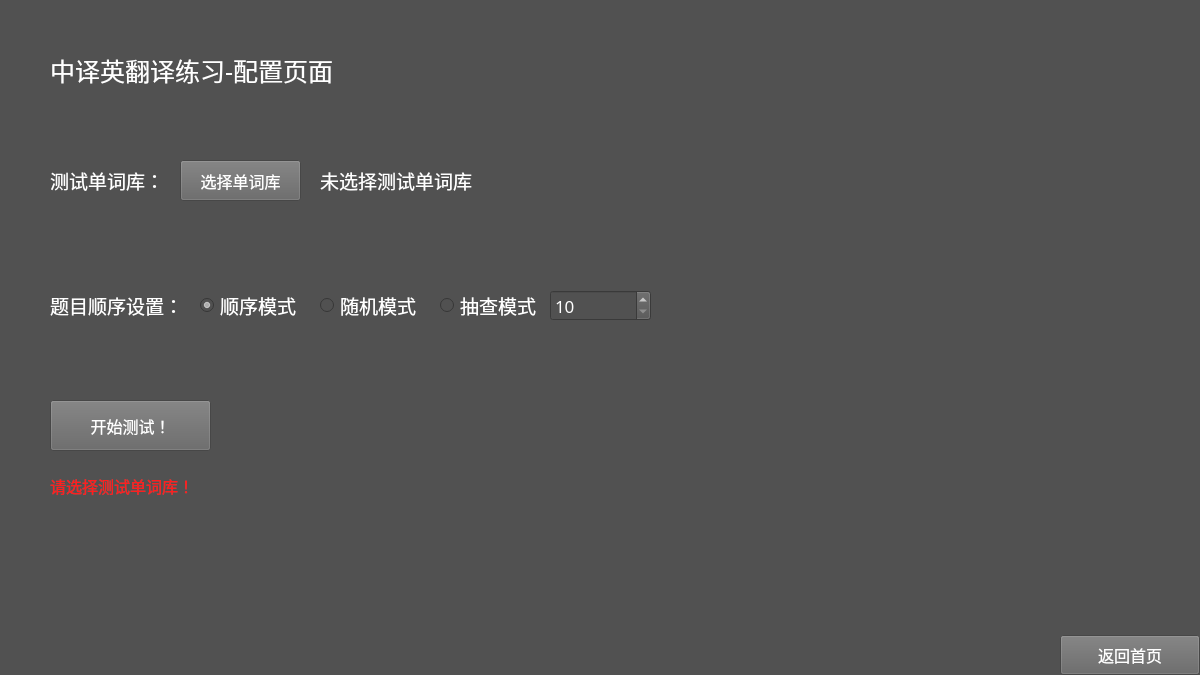
Old version of the form SpellMenu.ui in the repository liyuxuan2003/ParrotWords.
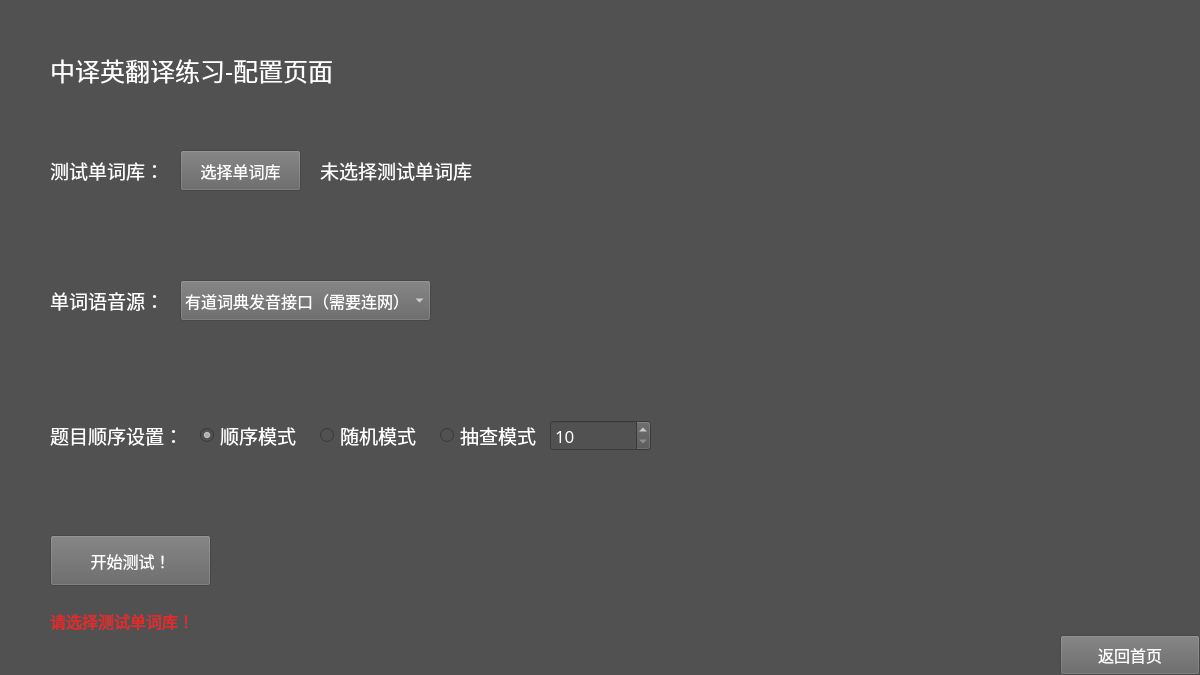
New version of the form.

```diff
--- a/SpellMenu.ui
+++ b/SpellMenu.ui
@@ -20,7 +20,7 @@
    <property name="geometry">
     <rect>
      <x>50</x>
-     <y>160</y>
+     <y>150</y>
      <width>121</width>
      <height>41</height>
     </rect>
@@ -64,7 +64,7 @@
    <property name="geometry">
     <rect>
      <x>50</x>
-     <y>470</y>
+     <y>605</y>
      <width>441</width>
      <height>31</height>
     </rect>
@@ -86,7 +86,7 @@
    <property name="geometry">
     <rect>
      <x>180</x>
-     <y>160</y>
+     <y>150</y>
      <width>121</width>
      <height>41</height>
     </rect>
@@ -109,7 +109,7 @@
    <property name="geometry">
     <rect>
      <x>320</x>
-     <y>160</y>
+     <y>150</y>
      <width>551</width>
      <height>41</height>
     </rect>
@@ -131,7 +131,7 @@
    <property name="geometry">
     <rect>
      <x>320</x>
-     <y>290</y>
+     <y>420</y>
      <width>111</width>
      <height>31</height>
     </rect>
@@ -156,7 +156,7 @@
    <property name="geometry">
     <rect>
      <x>50</x>
-     <y>285</y>
+     <y>415</y>
      <width>131</width>
      <height>41</height>
     </rect>
@@ -178,7 +178,7 @@
    <property name="geometry">
     <rect>
      <x>50</x>
-     <y>400</y>
+     <y>535</y>
      <width>161</width>
      <height>51</height>
     </rect>
@@ -224,7 +224,7 @@
    <property name="geometry">
     <rect>
      <x>200</x>
-     <y>290</y>
+     <y>420</y>
      <width>111</width>
      <height>31</height>
     </rect>
@@ -252,7 +252,7 @@
    <property name="geometry">
     <rect>
      <x>550</x>
-     <y>290</y>
+     <y>420</y>
      <width>101</width>
      <height>31</height>
     </rect>
@@ -280,7 +280,7 @@
    <property name="geometry">
     <rect>
      <x>440</x>
-     <y>290</y>
+     <y>420</y>
      <width>101</width>
      <height>31</height>
     </rect>
@@ -301,6 +301,58 @@
     <bool>false</bool>
    </property>
   </widget>
+  <widget class="QComboBox" name="comboBoxSource">
+   <property name="geometry">
+    <rect>
+     <x>180</x>
+     <y>280</y>
+     <width>251</width>
+     <height>41</height>
+    </rect>
+   </property>
+   <property name="font">
+    <font>
+     <family>等线</family>
+     <pointsize>12</pointsize>
+    </font>
+   </property>
+   <property name="styleSheet">
+    <string notr="true">background-color: rgb(100, 100, 100);
+color: rgb(255, 255, 255);</string>
+   </property>
+   <item>
+    <property name="text">
+     <string>有道词典发音接口（需要连网）</string>
+    </property>
+   </item>
+   <item>
+    <property name="text">
+     <string>本地机器语音合成（无需连网）</string>
+    </property>
+   </item>
+  </widget>
+  <widget class="QLabel" name="labelSource">
+   <property name="geometry">
+    <rect>
+     <x>50</x>
+     <y>280</y>
+     <width>121</width>
+     <height>41</height>
+    </rect>
+   </property>
+   <property name="font">
+    <font>
+     <family>等线</family>
+     <pointsize>14</pointsize>
+    </font>
+   </property>
+   <property name="styleSheet">
+    <string notr="true">color: rgb(255, 255, 255);</string>
+   </property>
+   <property name="text">
+    <string>单词语音源：</string>
+   </property>
+  </widget>
  </widget>
  <resources/>
  <connections/>
```
